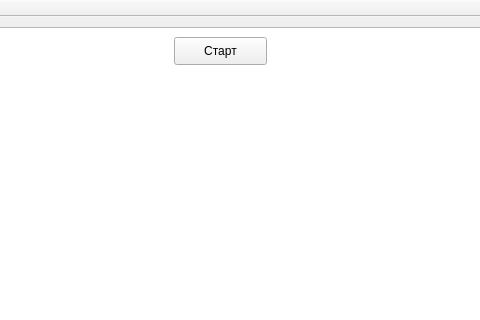
Before: the Qt Designer form BasketballProject/mainwindow.ui in aaa2407/Basketball, drawn with Qt 5; both pictures show x 226 to 706 and y 0 to 320 of the 924 by 659 pixel window.
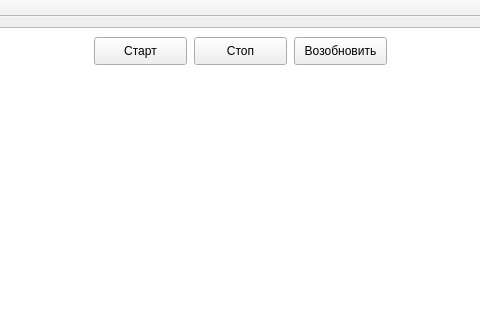
After: the same form once the commit is applied.

What changed in the file:
```diff
--- a/BasketballProject/mainwindow.ui
+++ b/BasketballProject/mainwindow.ui
@@ -27,7 +27,7 @@
    <widget class="QPushButton" name="pushButton">
     <property name="geometry">
      <rect>
-      <x>400</x>
+      <x>320</x>
       <y>20</y>
       <width>93</width>
       <height>28</height>
@@ -37,6 +37,32 @@
      <string>Старт</string>
     </property>
    </widget>
+   <widget class="QPushButton" name="pushButton_2">
+    <property name="geometry">
+     <rect>
+      <x>420</x>
+      <y>20</y>
+      <width>93</width>
+      <height>28</height>
+     </rect>
+    </property>
+    <property name="text">
+     <string>Стоп</string>
+    </property>
+   </widget>
+   <widget class="QPushButton" name="pushButton_3">
+    <property name="geometry">
+     <rect>
+      <x>520</x>
+      <y>20</y>
+      <width>93</width>
+      <height>28</height>
+     </rect>
+    </property>
+    <property name="text">
+     <string>Возобновить</string>
+    </property>
+   </widget>
   </widget>
   <widget class="QMenuBar" name="menuBar">
    <property name="geometry">
```
